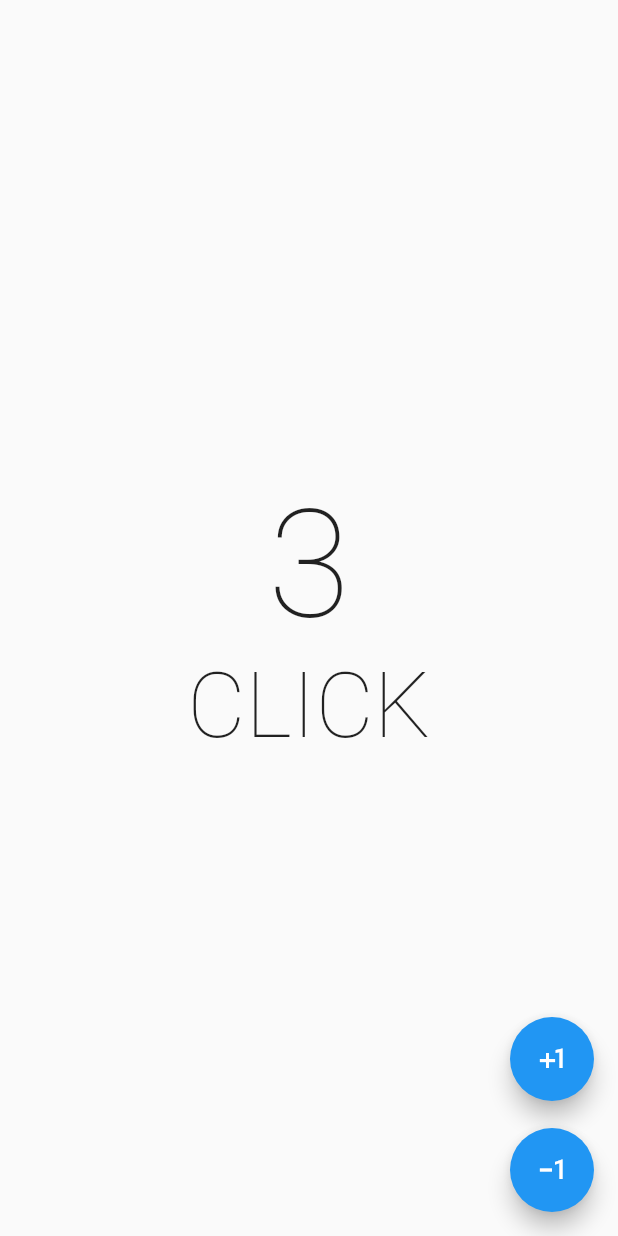
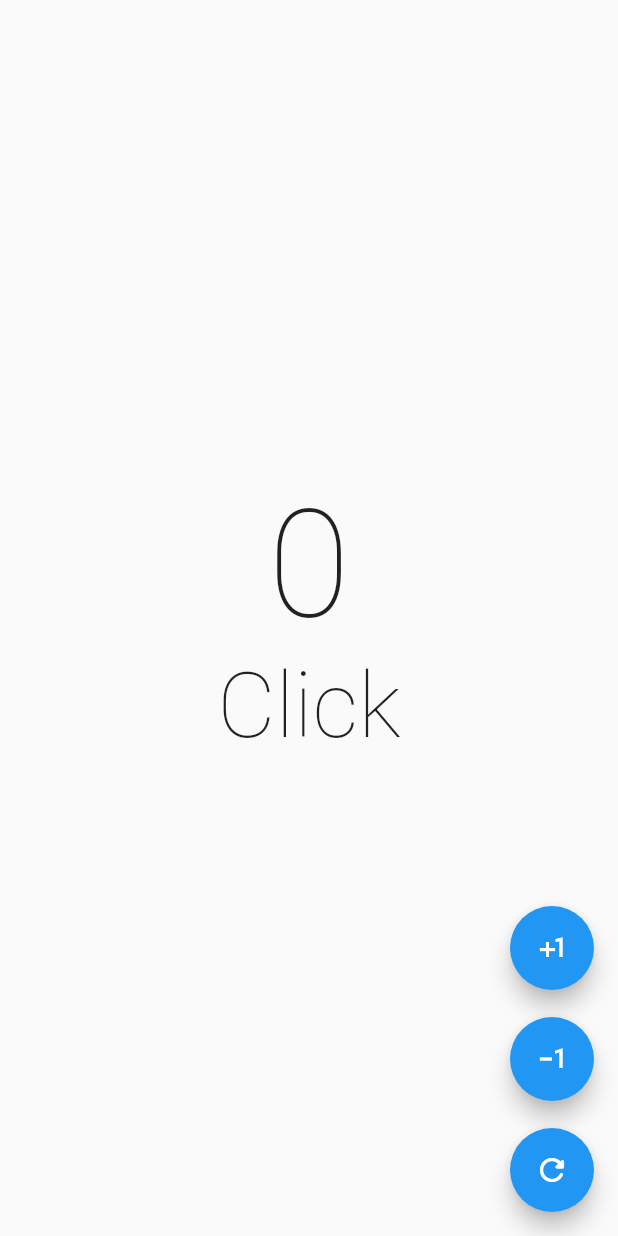
Before and after one commit to Fernimauri/trabajoEnClase, a Flutter app: the screen it shows after launch, after a tap on the "plus one" icon, after a tap on the "exposure minus 1" icon, on a phone screen of 412 x 824 dp. Run offline on Flutter 3.47's test engine with Material 2 defaults, Android fonts, the phone set to English and light mode, and no system bars.

Commit message:
Reset button 11/10

```diff
--- a/lib/counter_screen.dart
+++ b/lib/counter_screen.dart
@@ -7,8 +7,20 @@ class Counter extends StatefulWidget {
   State<Counter> createState() => _CounterState();
 }
 
+// void SetEstado(int numAct, String clickAcy){
+//   if (numAct > 1)
+//   {
+//     clickAcy = 'Clicks';
+//   }else
+//   if (numAct < 2)
+//   {
+//     clickAcy = 'Click';
+//   }
+// }
+
 class _CounterState extends State<Counter> {
-  int num = 3;
+  int num = 0;
+  String click = 'Click';
   @override
   Widget build(BuildContext context) {
     return Scaffold(
@@ -21,7 +33,7 @@ class _CounterState extends State<Counter> {
               style:
                   const TextStyle(fontSize: 100, fontWeight: FontWeight.w100),
             ),
-            const Text('CLICK',
+             Text(click,
                 style: TextStyle(fontSize: 60, fontWeight: FontWeight.w100))
           ],
         ),
@@ -33,21 +45,43 @@ class _CounterState extends State<Counter> {
               onPressed: () {
                 setState(() {
                   num++;
+                  if(num>1){
+                    click = 'Clicks';
+                  }
                 });
               },
-              child: const Icon(Icons.plus_one)),
+              child: const Icon(Icons.plus_one)
+              ),
           const SizedBox(height: 18),
           FloatingActionButton(
               onPressed: () {
                 setState(() {
-                  if (num >= 0) {
+
+                  if (num > 0) {
                     num--;
+                  }
+                  if (num < 2) {
+                    click = 'Click';
                   }
                 });
               },
-              child: const Icon(Icons.exposure_minus_1))
+              child: const Icon(Icons.exposure_minus_1)
+              ),
+              const SizedBox(height: 18),
+          FloatingActionButton(
+              onPressed: () {
+                setState(() {
+                  num = 0;
+                  click = 'Click';
+                }
+              );
+              },
+              child: const Icon(Icons.refresh_rounded)
+              )
         ],
+
       ),
+
     );
   }
 }
```
